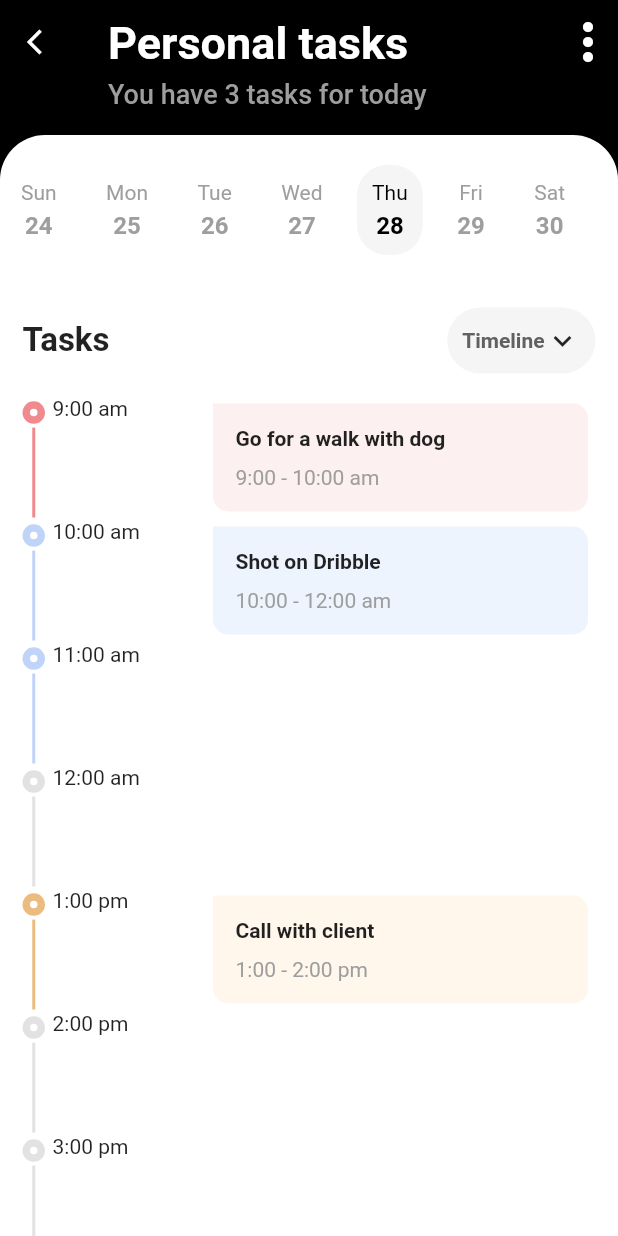
After one commit to VPIlham/task-management-app, a Flutter app: the screen it shows after launch, after a tap on "Personal", on a phone screen of 412 x 824 dp. The commit adds this screen. Run offline on Flutter 3.47's test engine with Material 2 defaults, Android fonts, the phone set to English and light mode, and no system bars; drawn by our look-alikes of timeline_tile; our stand-ins replace dotted_border.

Commit message:
update part 2 (models, view, detail)

```diff
--- a/lib/models/task.dart
+++ b/lib/models/task.dart
@@ -11,7 +11,7 @@ class Task {
   num? left;
   num? done;
   bool isLast;
-
+  List<Map<String, dynamic>>? desc;
   Task(
       {this.iconData,
       this.title,
@@ -20,6 +20,7 @@ class Task {
       this.btnColor,
       this.left,
       this.done,
+      this.desc,
       this.isLast = false});
 
   static List<Task> generateTasks() {
@@ -31,7 +32,55 @@ class Task {
         iconColor: kYellowDark,
         btnColor: kYellow,
         left: 3,
-          done: 1),
+        done: 1,
+        desc: [
+          {
+            'time': '9:00 am',
+            'title': 'Go for a walk with dog',
+            'slot': '9:00 - 10:00 am',
+            'tlColor': kRedDark,
+            'bgColor': kRedLight,
+          },
+          {
+            'time': '10:00 am',
+            'title': 'Shot on Dribble',
+            'slot': '10:00 - 12:00 am',
+            'tlColor': kBlueDark,
+            'bgColor': kBlueLight,
+          },
+          {
+            'time': '11:00 am',
+            'title': '',
+            'slot': '',
+            'tlColor': kBlueDark,
+          },
+          {
+            'time': '12:00 am',
+            'title': '',
+            'slot': '',
+            'tlColor': Colors.grey.withOpacity(0.3),
+          },
+          {
+            'time': '1:00 pm',
+            'title': 'Call with client',
+            'slot': '1:00 - 2:00 pm',
+            'tlColor': kYellowDark,
+            'bgColor': kYellowLight,
+          },
+          {
+            'time': '2:00 pm',
+            'title': '',
+            'slot': '',
+            'tlColor': Colors.grey.withOpacity(0.3),
+          },
+          {
+            'time': '3:00 pm',
+            'title': '',
+            'slot': '',
+            'tlColor': Colors.grey.withOpacity(0.3),
+          },
+        ],
+      ),
       Task(
           iconData: Icons.cases_rounded,
           title: 'Work',
--- /dev/null
+++ b/lib/screens/detail/detail.dart
@@ -0,0 +1,100 @@
+import 'package:flutter/material.dart';
+import 'package:task_app/models/task.dart';
+import 'package:task_app/screens/detail/widget/date_picker.dart';
+import 'package:task_app/screens/detail/widget/task_time_line.dart';
+import 'package:task_app/screens/detail/widget/task_title.dart';
+
+class DetailPage extends StatelessWidget {
+  final Task task;
+
+  DetailPage(this.task);
+
+  @override
+  Widget build(BuildContext context) {
+    final detailList = task.desc;
+    return Scaffold(
+      backgroundColor: Colors.black,
+      body: CustomScrollView(
+        slivers: [
+          _buildAppBar(context),
+          SliverToBoxAdapter(
+            child: Container(
+              decoration: BoxDecoration(
+                color: Colors.white,
+                borderRadius: BorderRadius.only(
+                  topLeft: Radius.circular(30),
+                  topRight: Radius.circular(30),
+                ),
+              ),
+              child: Column(
+                mainAxisAlignment: MainAxisAlignment.start,
+                crossAxisAlignment: CrossAxisAlignment.start,
+                children: [
+                  DatePicker(),
+                  TaskTitle(),
+                ],
+              ),
+            ),
+          ),
+          detailList == null
+              ? SliverFillRemaining(
+                  child: Container(
+                    color: Colors.white,
+                    child: Center(
+                      child: Text(
+                        'No Task Today',
+                        style: TextStyle(
+                          color: Colors.grey,
+                          fontSize: 22,
+                        ),
+                      ),
+                    ),
+                  ),
+                )
+              : SliverList(
+                  delegate: SliverChildBuilderDelegate(
+                      (_, index) => TaskTimeLine(detailList[index]),
+                      childCount: detailList.length),
+                )
+        ],
+      ),
+    );
+  }
+
+  Widget _buildAppBar(context) {
+    return SliverAppBar(
+      expandedHeight: 90,
+      backgroundColor: Colors.black,
+      leading: IconButton(
+        onPressed: () => Navigator.of(context).pop(),
+        icon: Icon(Icons.arrow_back_ios),
+        iconSize: 20,
+      ),
+      actions: [
+        Icon(
+          Icons.more_vert,
+          size: 40,
+        ),
+      ],
+      flexibleSpace: FlexibleSpaceBar(
+        title: Column(
+          mainAxisAlignment: MainAxisAlignment.end,
+          crossAxisAlignment: CrossAxisAlignment.start,
+          children: [
+            Text(
+              '${task.title} tasks',
+              style: TextStyle(fontWeight: FontWeight.bold),
+            ),
+            SizedBox(
+              height: 5,
+            ),
+            Text(
+              'You have ${task.left} tasks for today',
+              style: TextStyle(fontSize: 12, color: Colors.grey),
+            ),
+          ],
+        ),
+      ),
+    );
+  }
+}
--- /dev/null
+++ b/lib/screens/detail/widget/date_picker.dart
@@ -0,0 +1,67 @@
+import 'package:flutter/material.dart';
+
+class DatePicker extends StatefulWidget {
+  DatePicker({Key? key}) : super(key: key);
+
+  @override
+  State<DatePicker> createState() => _DatePickerState();
+}
+
+class _DatePickerState extends State<DatePicker> {
+  final weekList = ['Sun', 'Mon', 'Tue', 'Wed', 'Thu', 'Fri', 'Sat'];
+  final dayList = ['24', '25', '26', '27', '28', '29', '30'];
+  var selected = 4;
+
+  @override
+  Widget build(BuildContext context) {
+    return Container(
+      height: 100,
+      padding: EdgeInsets.symmetric(vertical: 20),
+      decoration: BoxDecoration(
+          borderRadius: BorderRadius.only(
+        topLeft: Radius.circular(30),
+        topRight: Radius.circular(30),
+      )),
+      child: ListView.separated(
+        scrollDirection: Axis.horizontal,
+        itemBuilder: (context, index) => GestureDetector(
+          onTap: () {
+            setState(() {
+              selected = index;
+            });
+          },
+          child: Container(
+            padding: EdgeInsets.all(10),
+            margin: EdgeInsets.symmetric(horizontal: 4),
+            decoration: BoxDecoration(
+                borderRadius: BorderRadius.circular(20),
+                color: selected == index ? Colors.grey.withOpacity(0.1) : null),
+            child: Column(
+              children: [
+                Text(
+                  weekList[index],
+                  style: TextStyle(
+                      color: selected == index ? Colors.black : Colors.grey),
+                ),
+                SizedBox(
+                  height: 5,
+                ),
+                Text(
+                  dayList[index],
+                  style: TextStyle(
+                      fontSize: 16,
+                      fontWeight: FontWeight.bold,
+                      color: selected == index ? Colors.black : Colors.grey),
+                ),
+              ],
+            ),
+          ),
+        ),
+        separatorBuilder: (_, index) => SizedBox(
+          width: 5,
+        ),
+        itemCount: weekList.length,
+      ),
+    );
+  }
+}
--- /dev/null
+++ b/lib/screens/detail/widget/task_time_line.dart
@@ -0,0 +1,84 @@
+import 'package:flutter/material.dart';
+import 'package:timeline_tile/timeline_tile.dart';
+
+class TaskTimeLine extends StatelessWidget {
+  final Map<String, dynamic> detail;
+  TaskTimeLine(this.detail);
+  @override
+  Widget build(BuildContext context) {
+    return Container(
+      color: Colors.white,
+      padding: EdgeInsets.symmetric(horizontal: 15),
+      child: Row(
+        children: [
+          _buildTimeline(detail['tlColor']),
+          Expanded(
+            child: Row(
+              mainAxisAlignment: MainAxisAlignment.spaceBetween,
+              crossAxisAlignment: CrossAxisAlignment.start,
+              children: [
+                Text(detail['time']),
+                detail['title'].isNotEmpty
+                    ? _buildCard(
+                        detail['bgColor'], detail['title'], detail['slot'])
+                    : _buildCard(Colors.white, '', '')
+              ],
+            ),
+          )
+        ],
+      ),
+    );
+  }
+
+  Widget _buildCard(Color bgColor, String title, String slot) {
+    return Container(
+      width: 250,
+      decoration: BoxDecoration(
+          color: bgColor,
+          borderRadius: BorderRadius.only(
+            topRight: Radius.circular(10),
+            bottomLeft: Radius.circular(10),
+            bottomRight: Radius.circular(10),
+          )),
+      padding: EdgeInsets.all(15),
+      margin: EdgeInsets.all(5),
+      child: Column(
+        crossAxisAlignment: CrossAxisAlignment.start,
+        children: [
+          Text(
+            title,
+            style: TextStyle(fontWeight: FontWeight.bold),
+          ),
+          SizedBox(height: 10),
+          Text(
+            slot,
+            style: TextStyle(color: Colors.grey),
+          )
+        ],
+      ),
+    );
+  }
+
+  Widget _buildTimeline(Color color) {
+    return Container(
+      height: 80,
+      width: 20,
+      child: TimelineTile(
+        alignment: TimelineAlign.manual,
+        lineXY: 0,
+        isFirst: true,
+        indicatorStyle: IndicatorStyle(
+            indicatorXY: 0,
+            width: 15,
+            indicator: Container(
+              decoration: BoxDecoration(
+                color: Colors.white,
+                shape: BoxShape.circle,
+                border: Border.all(width: 5, color: color),
+              ),
+            )),
+        afterLineStyle: LineStyle(thickness: 2, color: color),
+      ),
+    );
+  }
+}
--- /dev/null
+++ b/lib/screens/detail/widget/task_title.dart
@@ -0,0 +1,41 @@
+import 'package:flutter/material.dart';
+
+class TaskTitle extends StatelessWidget {
+  const TaskTitle({Key? key}) : super(key: key);
+
+  @override
+  Widget build(BuildContext context) {
+    return Container(
+      padding: EdgeInsets.all(15),
+      child: Row(
+        mainAxisAlignment: MainAxisAlignment.spaceBetween,
+        children: [
+          Text(
+            'Tasks',
+            style: TextStyle(
+              fontSize: 22,
+              fontWeight: FontWeight.bold,
+            ),
+          ),
+          Container(
+            padding: EdgeInsets.all(10),
+            decoration: BoxDecoration(
+              color: Colors.grey.withOpacity(0.1),
+              borderRadius: BorderRadius.circular(22),
+            ),
+            child: Row(
+              children: [
+                Text(
+                  'Timeline',
+                  style: TextStyle(
+                      color: Colors.grey[700], fontWeight: FontWeight.bold),
+                ),
+                Icon(Icons.keyboard_arrow_down_outlined),
+              ],
+            ),
+          )
+        ],
+      ),
+    );
+  }
+}
--- a/lib/screens/home/widget/task.dart
+++ b/lib/screens/home/widget/task.dart
@@ -1,6 +1,7 @@
 import 'package:dotted_border/dotted_border.dart';
 import 'package:flutter/material.dart';
 import 'package:task_app/models/task.dart';
+import 'package:task_app/screens/detail/detail.dart';
 
 class TaskPage extends StatelessWidget {
   final taskList = Task.generateTasks();
@@ -25,7 +26,12 @@ class TaskPage extends StatelessWidget {
 }
 
 Widget _buildTask(BuildContext context, Task task) {
-  return Container(
+  return GestureDetector(
+    onTap: () {
+      Navigator.of(context)
+          .push(MaterialPageRoute(builder: (context) => DetailPage(task)));
+    },
+    child: Container(
       padding: EdgeInsets.all(15),
       decoration: BoxDecoration(
         color: task.bgColor,
@@ -60,10 +66,12 @@ Widget _buildTask(BuildContext context, Task task) {
               SizedBox(
                 width: 5,
               ),
-            _buildTaskStatus(Colors.white, task.iconColor!, '${task.done} done')
+              _buildTaskStatus(
+                  Colors.white, task.iconColor!, '${task.done} done')
             ],
           )
         ],
+      ),
     ),
   );
 }
```
Also changed, not shown: pubspec.yaml (+2 -5 lines), pubspec.lock. Lines whose indentation alone changed are shown as unchanged.
